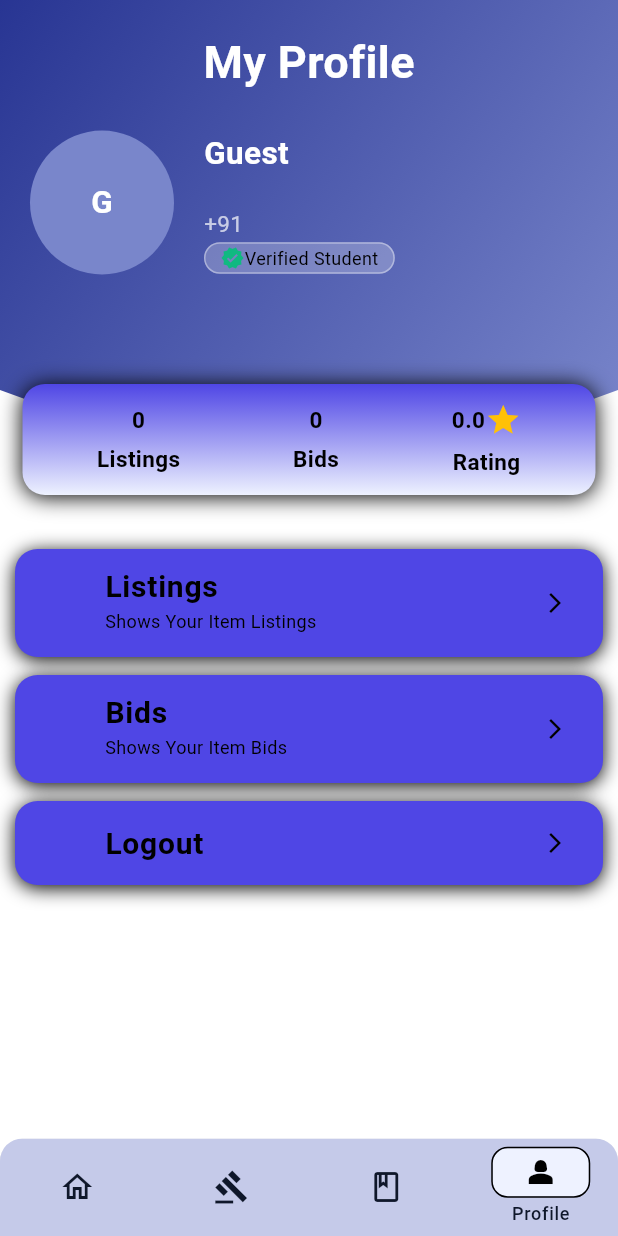
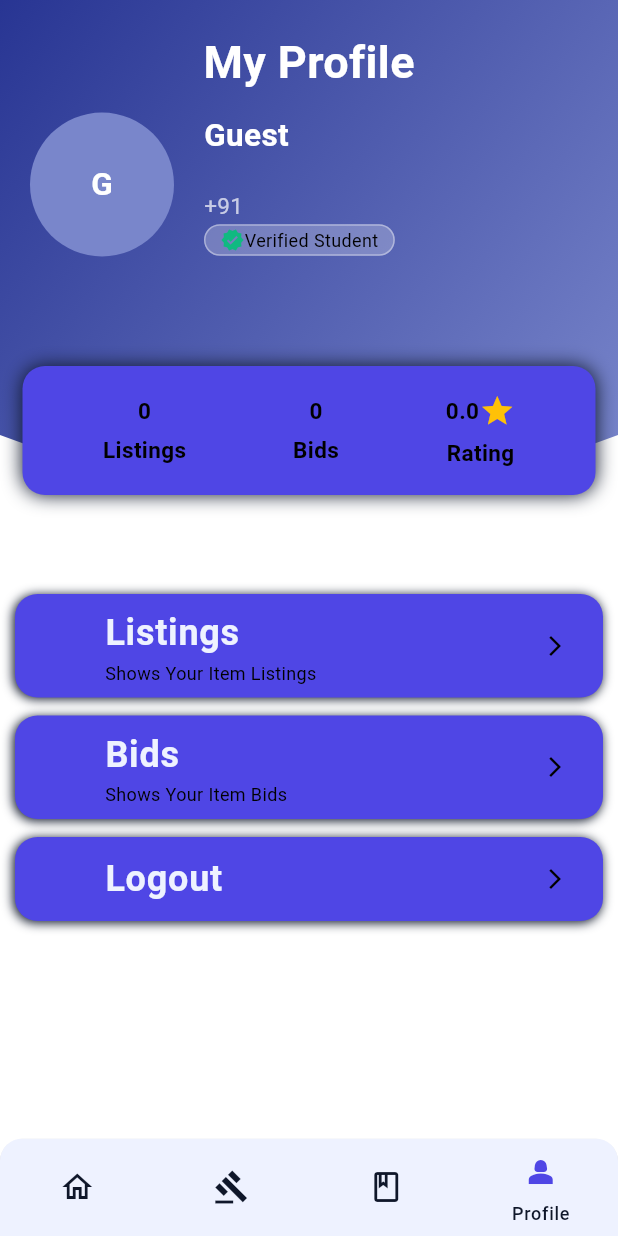
Before and after one commit to Galon123/Campus-Market-Place-App, a Flutter app: the MainNavigationHub screen opened directly, item 4 of the bottom bar chosen, on a phone screen of 412 x 824 dp. Run offline on Flutter 3.47's test engine with Material 3 defaults, Android fonts, the phone set to English and light mode, and no system bars; our stand-ins replace cookie_jar, dio, dio_cookie_manager, shared_preferences; accounts and stored records are empty.

Commit message:
style: Polishing up Dark and Light modes

```diff
--- a/lib/main.dart
+++ b/lib/main.dart
@@ -10,10 +10,13 @@ import 'package:e_commerce_refactor/screens/mainNavigationHub.dart';
 import 'package:e_commerce_refactor/screens/registerScreen.dart';
 import 'package:e_commerce_refactor/services/ApiClient.dart';
 import 'package:flutter/material.dart';
+import 'package:flutter/services.dart';
 import 'package:provider/provider.dart';
 
 void main() async{
   WidgetsFlutterBinding.ensureInitialized();
+
+  SystemChrome.setEnabledSystemUIMode(SystemUiMode.edgeToEdge);
 
   await Apiclient.setup();
 
--- a/lib/screens/loginScreen.dart
+++ b/lib/screens/loginScreen.dart
@@ -1,4 +1,5 @@
 import 'package:e_commerce_refactor/providers/UserProvider.dart';
+import 'package:e_commerce_refactor/theme/AppTheme.dart';
 import 'package:e_commerce_refactor/theme/constants.dart';
 import 'package:flutter/material.dart';
 import 'package:provider/provider.dart';
@@ -124,7 +125,7 @@ class _LoginScreenState extends State<LoginScreen> {
                       onPressed: _isLoading ? null : handleLogin,
                       child: _isLoading
                       ? const CircularProgressIndicator(color: Colors.white,)
-                      : Text("Login", style: text.titleSmall)
+                      : Text("Login", style: context.buttonText)
                     ),
                   ),
                   const SizedBox(height: 5,),
--- a/lib/screens/mainNavigationHub.dart
+++ b/lib/screens/mainNavigationHub.dart
@@ -30,13 +30,18 @@ class _MainNavigationHubState extends State<MainNavigationHub> {
 
   @override
   Widget build(BuildContext context) {
+
+    final colors = Theme.of(context).colorScheme;
+    final text = Theme.of(context).textTheme;
+
     return Scaffold(
       extendBody: true,
       body: IndexedStack(
         index: _currentIndex,
         children: _pages,
       ),
-      bottomNavigationBar: Container(
+      bottomNavigationBar: SafeArea(
+        child: Container(
           decoration: BoxDecoration(
             borderRadius: BorderRadius.only(topLeft: Radius.circular(15), topRight: Radius.circular(15)),
           ),
@@ -46,8 +51,8 @@ class _MainNavigationHubState extends State<MainNavigationHub> {
               height: 65,
               elevation: 4,
               shadowColor: Colors.black,
-            backgroundColor: Colors.indigo.shade100,
-            indicatorShape: RoundedRectangleBorder( side: BorderSide(width: 1, strokeAlign: BorderSide.strokeAlignOutside),borderRadius: BorderRadiusGeometry.circular(10.0)),
+              backgroundColor: colors.secondary,
+              indicatorShape: RoundedRectangleBorder(borderRadius: BorderRadiusGeometry.circular(10.0)),
               labelBehavior: NavigationDestinationLabelBehavior.onlyShowSelected,
               selectedIndex: _currentIndex,
               onDestinationSelected: (int index) {
@@ -55,31 +60,32 @@ class _MainNavigationHubState extends State<MainNavigationHub> {
                   _currentIndex = index;
                 });
               },
-            destinations: const [
+              destinations: [
                 NavigationDestination(
                   icon: Icon(Icons.home_outlined),
-                selectedIcon: Icon(Icons.home_filled),
+                  selectedIcon: Icon(Icons.home_filled, color: colors.primary),
                   label: "Feed"
                 ),
                 NavigationDestination(
                   icon: Icon(Icons.gavel_outlined),
-                selectedIcon: Icon(Icons.gavel),
+                  selectedIcon: Icon(Icons.gavel, color: colors.primary),
                   label: "My Bids"
                 ),
                 NavigationDestination(
                   icon: Icon(Icons.book_outlined),
-                selectedIcon: Icon(Icons.book),
+                  selectedIcon: Icon(Icons.book, color: colors.primary),
                   label: "My Listings"
                 ),
                 NavigationDestination(
                   icon: Icon(Icons.person_2_outlined),
-                selectedIcon: Icon(Icons.person_2),
+                  selectedIcon: Icon(Icons.person_2, color: colors.primary),
                   label: "Profile"
                 ),
               ],
             ),
           ),
         ),
+      ),
     );
   }
 }
--- a/lib/screens/profileScreen.dart
+++ b/lib/screens/profileScreen.dart
@@ -31,7 +31,7 @@ class _ProfileScreenState extends State<ProfileScreen> {
                       ClipPath(
                         clipper: HeaderClipper(),
                         child: Container(
-                          height: 300,
+                          height: 330,
                           decoration: BoxDecoration(
                             gradient: LinearGradient(
                               colors: [Color(0xFF283593), Color(0xFF7986CB)],
@@ -46,7 +46,7 @@ class _ProfileScreenState extends State<ProfileScreen> {
                                 children: [
                                   // top bar
                                   Text('My Profile', style: TextStyle(color: Colors.white, fontSize: AppTextSizes.mainHeadings, fontWeight: FontWeight.bold)),
-                                  SizedBox(height: 24),
+                                  SizedBox(height: 12),
 
                                   Row(
                                     children: [
@@ -89,21 +89,16 @@ class _ProfileScreenState extends State<ProfileScreen> {
                       ),
 
                       Positioned(
-                        bottom: -30,
+                        bottom: 0,
                         left: 15,
                         right: 15,
                         child: Container(
-                          padding: EdgeInsets.all(12.0),
+                          padding: EdgeInsets.all(18.0),
                           decoration: BoxDecoration(
-                            gradient: LinearGradient(
-                              colors: [colors.primary, colors.secondary],
-                              begin: AlignmentGeometry.topCenter,
-                              end: AlignmentGeometry.bottomCenter
-                            ),
-                            color: Colors.white,
+                            color: colors.primary,
                             borderRadius: BorderRadius.circular(15),
                             boxShadow: [
-                              BoxShadow(color: Colors.black.withValues(), blurRadius: 12, offset: const Offset(0,1))
+                              BoxShadow(color: colors.onPrimary.withValues(), blurRadius: 10, offset: const Offset(0,0))
                             ]
                           ),
                           child: Row(
@@ -119,9 +114,9 @@ class _ProfileScreenState extends State<ProfileScreen> {
                     ],
                   ),
                   const SizedBox(height: 60,),
-                  _buildCard(icon: Icons.book, title: "Listings",subtitle: "Shows Your Item Listings", onTap: () => { widget.onNavigate(2)}, colors: colors),
-                  _buildCard(icon: Icons.money, title: "Bids",subtitle: "Shows Your Item Bids", onTap: () => { widget.onNavigate(1)}, colors: colors),
-                  _buildCard(icon: Icons.logout, title: "Logout", onTap: userProvider.logout,colors: colors)
+                  _buildCard(icon: Icons.book, title: "Listings",subtitle: "Shows Your Item Listings", onTap: () => { widget.onNavigate(2)}, colors: colors, text: text),
+                  _buildCard(icon: Icons.money, title: "Bids",subtitle: "Shows Your Item Bids", onTap: () => { widget.onNavigate(1)}, colors: colors, text: text),
+                  _buildCard(icon: Icons.logout, title: "Logout", onTap: userProvider.logout,colors: colors, text: text)
 
                 ],
               ),
@@ -129,27 +124,20 @@ class _ProfileScreenState extends State<ProfileScreen> {
           );
   }
 
-  Widget _buildCard({required IconData icon, required String title, String? subtitle, required VoidCallback onTap, ColorScheme ?colors}){
+  Widget _buildCard({required IconData icon, required String title, String? subtitle, required VoidCallback onTap, ColorScheme ?colors, TextTheme ?text}){
 
     return Container(
       margin: EdgeInsets.symmetric(horizontal: 10, vertical: 6),
       decoration: BoxDecoration(
-        gradient: LinearGradient(
-          colors: [colors!.primary, colors.primary],
-          begin: AlignmentGeometry.topCenter,
-          end: AlignmentGeometry.bottomCenter
-        ),
+        color: colors?.primary,
         borderRadius: BorderRadius.circular(15),
         boxShadow: [
-          BoxShadow(color: Colors.black.withValues(), blurRadius: 10, offset: const Offset(0,2))
+          BoxShadow(color: colors!.onPrimary.withValues(), blurRadius: 5, offset: const Offset(-1,1))
         ]
       ),
       child: ListTile(
         leading: Icon(icon, color: colors.primary,size: 28,),
-        title: Text(title, style: TextStyle(
-          fontWeight: FontWeight.w700,
-          color: Colors.black
-        ),),
+        title: Text(title, style: context.buttonText),
         subtitle: subtitle != null ? Text(subtitle, style: TextStyle(
           fontSize: AppTextSizes.verySmallText,
           color: Colors.black
--- a/lib/screens/registerScreen.dart
+++ b/lib/screens/registerScreen.dart
@@ -1,3 +1,4 @@
+import 'package:e_commerce_refactor/theme/AppTheme.dart';
 import 'package:e_commerce_refactor/theme/constants.dart';
 import 'package:e_commerce_refactor/providers/UserProvider.dart';
 import 'package:flutter/material.dart';
@@ -185,7 +186,7 @@ class _RegisterScreenState extends State<RegisterScreen> {
                   onPressed: _isLoading ? null : handleRegister,
                   child: _isLoading
                   ? CircularProgressIndicator(color: Colors.white,)
-                  : Text("Register", style: text.titleSmall)
+                  : Text("Register", style: context.buttonText)
                 ),
               ),
               Row(
--- a/lib/theme/AppTheme.dart
+++ b/lib/theme/AppTheme.dart
@@ -70,3 +70,12 @@ extension AppColorScheme on ColorScheme {
     : LightModeColor.warningColor;
 
 }
+
+extension AppTextTheme on BuildContext {
+
+  TextStyle get buttonText => TextStyle(
+    color: Theme.of(this).colorScheme.secondary,
+    fontSize: 24,
+    fontWeight: FontWeight.w600
+  );
+}
```
Lines whose indentation alone changed are shown as unchanged.
